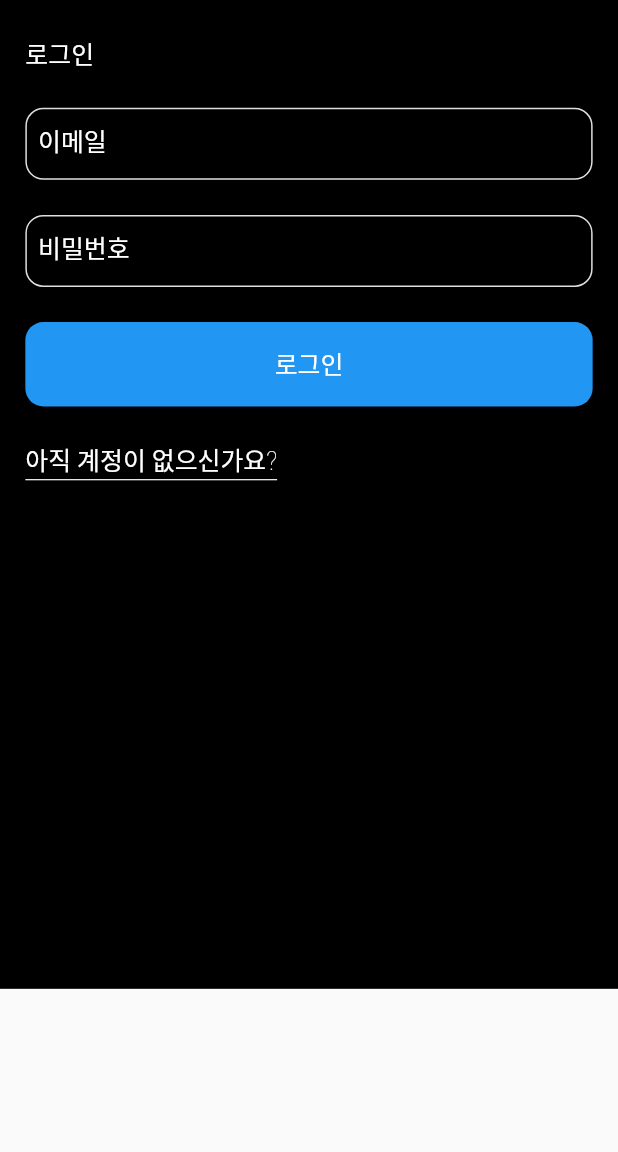
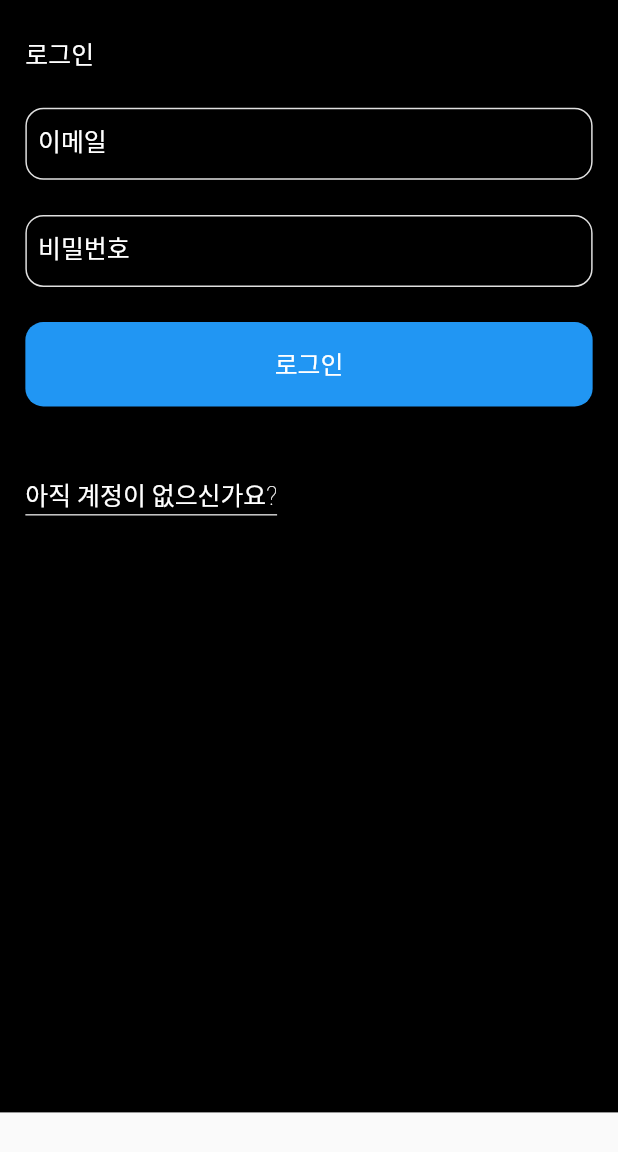
Before and after one commit to my-yellow-star/wehere-flutter, a Flutter app: the PasswordLoginModal widget shown alone on an empty page, opened directly with empty values, on a phone screen of 412 x 824 dp. Shown: the top 1152 px of the screen. Run offline on Flutter 3.47's test engine with Material 2 defaults, Android fonts, the phone set to English and light mode, and no system bars; our stand-ins replace cached_network_image, convex_bottom_bar, dio, equatable, flutter_native_splash, flutter_screenutil and 9 more; missing offline and left inert: custom_info_window, google_maps_cluster_manager, jwt_decode; accounts and stored records are empty; network calls fail; Roboto replaces fonts that are missing (Pretendard); statements that could not run were skipped.

Commit message:
fix: ui 수정

```diff
--- a/lib/presentation/screens/components/password_login_modal.dart
+++ b/lib/presentation/screens/components/password_login_modal.dart
@@ -134,7 +134,7 @@ class _PasswordLoginModalState extends State<PasswordLoginModal> {
       onTap: () => FocusManager.instance.primaryFocus?.unfocus(),
       child: Container(
         color: Colors.black,
-        height: size.height * .8,
+        height: size.height * .9,
         width: size.width,
         padding: EdgeInsets.only(
             left: PaddingHorizontal.normal,
@@ -248,7 +248,7 @@ class _PasswordLoginModalState extends State<PasswordLoginModal> {
                         Center(child: IText(_isRegisterMode ? '회원가입' : '로그인')),
                   ),
                 ),
-                Container(height: PaddingVertical.big),
+                Container(height: PaddingVertical.big * 2),
                 InkWell(
                   onTap: _toggleRegisterMode,
                   child: Container(
--- a/lib/presentation/screens/login_screen.dart
+++ b/lib/presentation/screens/login_screen.dart
@@ -31,6 +31,7 @@ class LoginScreen extends StatelessWidget {
     final isLoading = context.watch<AuthenticationProvider>().isLoading;
 
     return Scaffold(
+      resizeToAvoidBottomInset: false,
       body: Stack(
         children: [
           BackgroundImage(),
```
